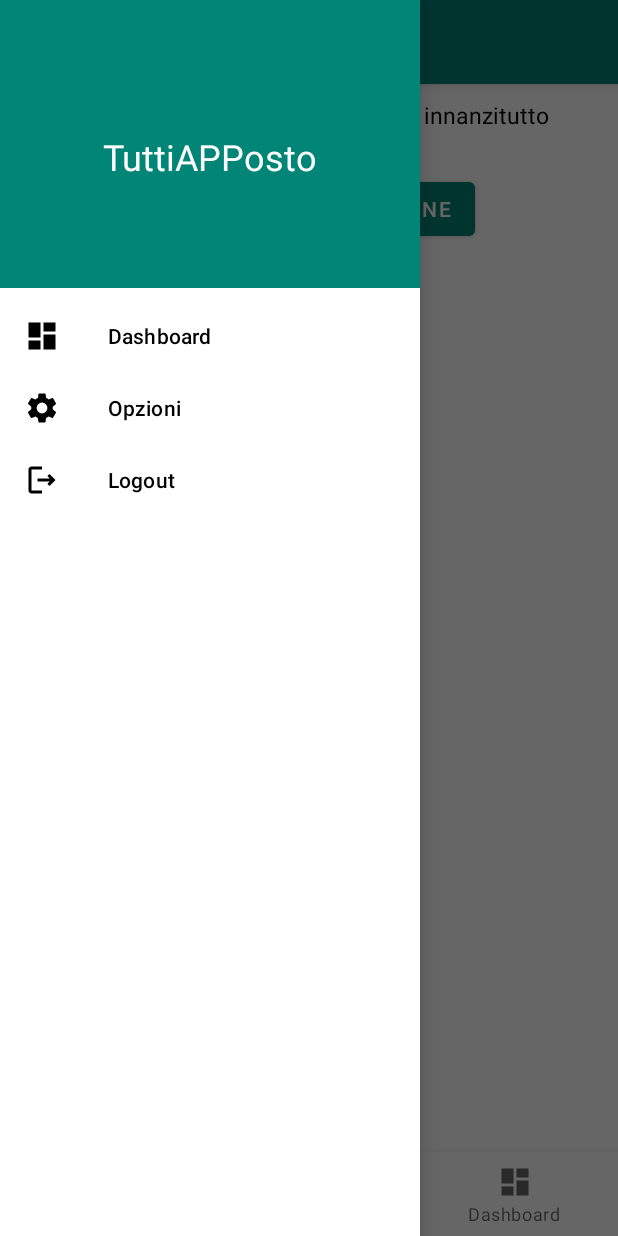
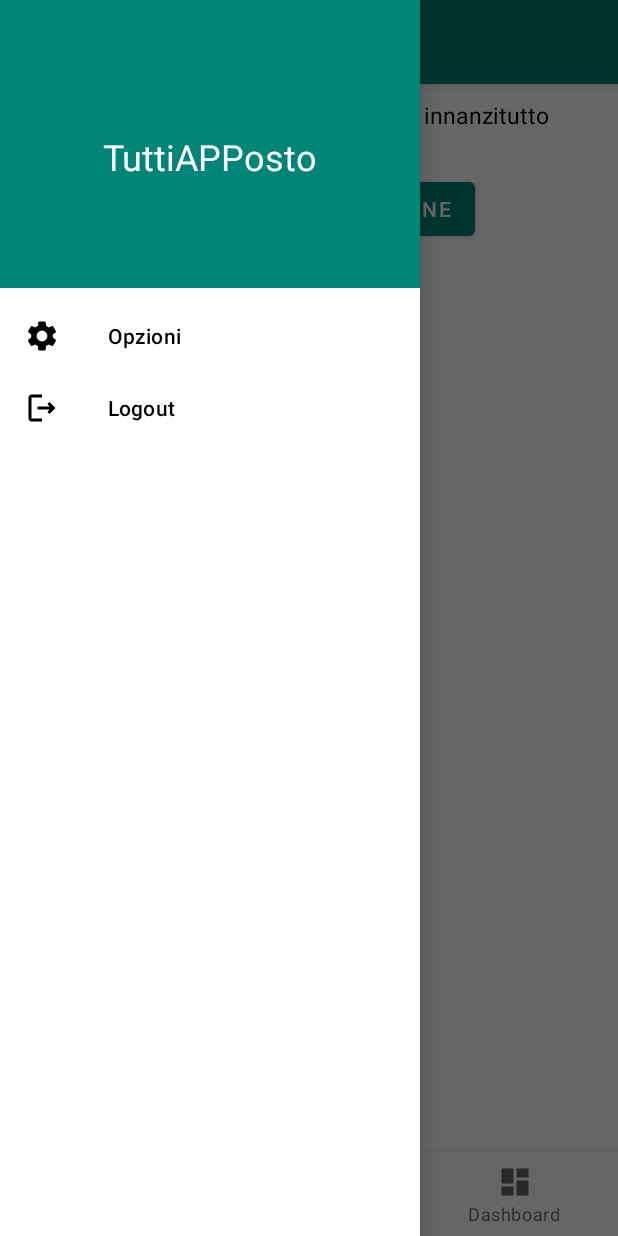
Before and after one commit to dbortoluzzi/tuttiapposto, an Android app: the screen it shows after launch once a user with an empty profile is signed in (MainActivity), with the side drawer open, on a phone screen of 412 x 824 dp. Run offline under Robolectric (Android 15) with nearby library versions, the phone set to English and light mode, and no system bars; our stand-ins replace Dagger/Hilt's generated code, Firebase (no records; nobody signed in at launch, a user with empty details on screens opened directly), navigation-ui.

Commit message:
delete menu item

```diff
--- a/app/src/main/res/menu/drawer_navigation.xml
+++ b/app/src/main/res/menu/drawer_navigation.xml
@@ -9,13 +9,6 @@
         android:title="@string/filter"
         android:visible="true"
         android:onClick="onFilterClicked"/>
-
-
-    <!--Each item id should be same as in the nav_graph fragment id-->
-    <item
-        android:id="@+id/dashboardFragment"
-        android:icon="@drawable/ic_dashboard"
-        android:title="@string/dashboard" />
 
     <item
         android:id="@+id/activityOptions"
```
